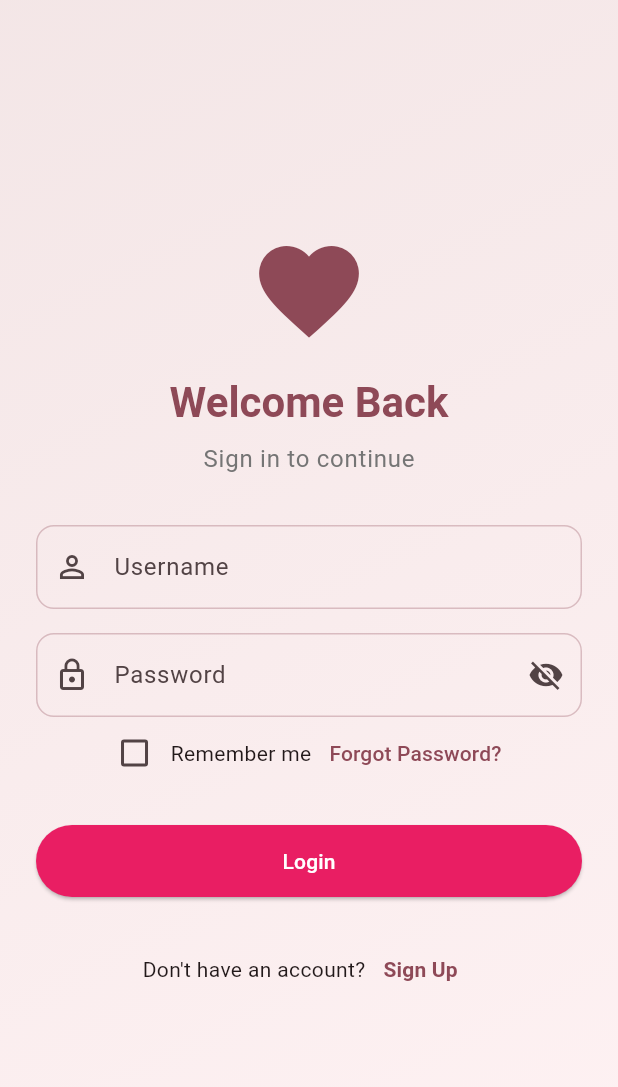
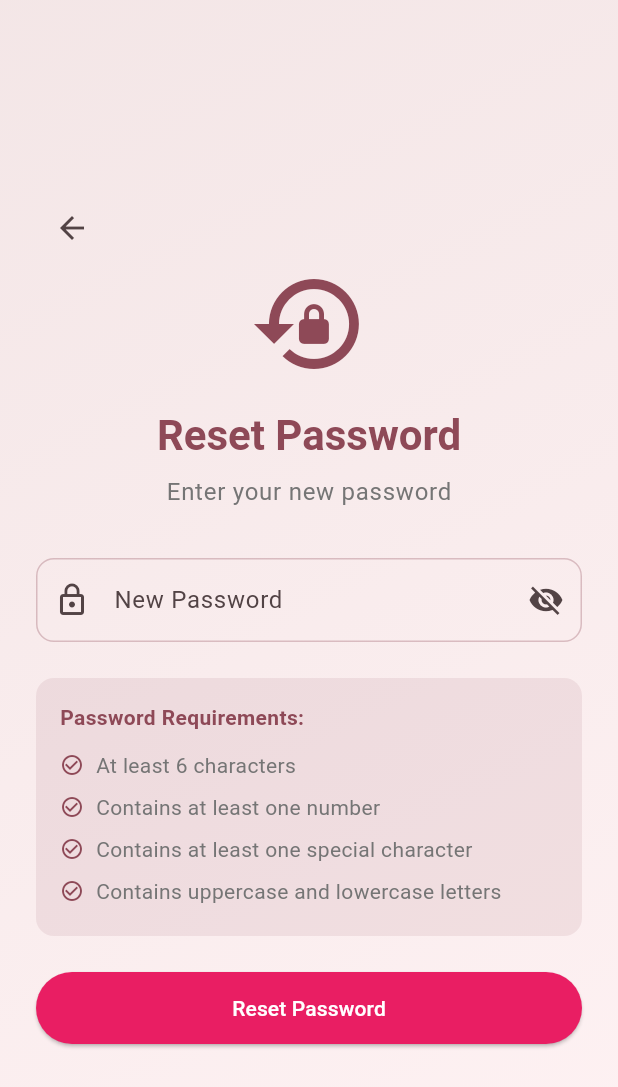
Before and after one commit to ombhut175/heart_bridge, a Flutter app: the LoginPage screen opened directly, after a tap on "Forgot Password?", on a phone screen of 412 x 824 dp. Shown: the top 1087 px of the screen. Run offline on Flutter 3.47's test engine with Material 3 defaults, Android fonts, the phone set to English and light mode, and no system bars; our stand-ins replace curved_navigation_bar, flutter_staggered_animations, shared_preferences, sqflite; accounts and stored records are empty; Roboto replaces fonts that are missing (Hind).

Commit message:
forgot_password.dart

```diff
--- /dev/null
+++ b/lib/auth/forgot_password.dart
@@ -0,0 +1,272 @@
+import 'package:flutter/material.dart';
+import 'package:matrimony_app/utils/animated_tick.dart';
+import 'package:matrimony_app/utils/string_const.dart';
+import 'package:shared_preferences/shared_preferences.dart';
+
+class ForgotPasswordPage extends StatefulWidget {
+  const ForgotPasswordPage({super.key});
+
+  @override
+  State<ForgotPasswordPage> createState() => _ForgotPasswordPageState();
+}
+
+class _ForgotPasswordPageState extends State<ForgotPasswordPage> {
+  final _formKey = GlobalKey<FormState>();
+  final _passwordController = TextEditingController();
+  bool _obscureText = true;
+
+  @override
+  void dispose() {
+    _passwordController.dispose();
+    super.dispose();
+  }
+
+  Future<void> handleResetPassWord() async {
+    SharedPreferences preferences = await SharedPreferences.getInstance();
+    await preferences.setString(PASSWORD, _passwordController.text.toString());
+
+    showGreenSnackBar(context, "Password reset successful");
+
+    Navigator.pop(context);
+  }
+
+  @override
+  Widget build(BuildContext context) {
+    return Scaffold(
+      body: Container(
+        decoration: BoxDecoration(
+          gradient: LinearGradient(
+            begin: Alignment.topLeft,
+            end: Alignment.bottomRight,
+            colors: [
+              Theme.of(context).colorScheme.primary.withOpacity(0.1),
+              Theme.of(context).colorScheme.secondary.withOpacity(0.1),
+            ],
+          ),
+        ),
+        child: SafeArea(
+          child: Center(
+            child: SingleChildScrollView(
+              padding: const EdgeInsets.all(24.0),
+              child: Column(
+                mainAxisAlignment: MainAxisAlignment.center,
+                children: [
+                  // Back Button
+                  Align(
+                    alignment: Alignment.centerLeft,
+                    child: IconButton(
+                      icon: const Icon(Icons.arrow_back),
+                      onPressed: () => Navigator.pop(context),
+                    ),
+                  ),
+
+                  // Lock Icon
+                  Icon(
+                    Icons.lock_reset,
+                    size: 80,
+                    color: Theme.of(context).colorScheme.primary,
+                  ),
+                  const SizedBox(height: 16),
+
+                  // Title
+                  Text(
+                    'Reset Password',
+                    style: Theme.of(context).textTheme.headlineMedium?.copyWith(
+                          color: Theme.of(context).colorScheme.primary,
+                          fontWeight: FontWeight.bold,
+                        ),
+                  ),
+                  const SizedBox(height: 8),
+
+                  // Subtitle
+                  Text(
+                    'Enter your new password',
+                    style: Theme.of(context).textTheme.bodyLarge?.copyWith(
+                          color: Colors.grey[600],
+                        ),
+                  ),
+                  const SizedBox(height: 32),
+
+                  // Password Form
+                  Form(
+                    key: _formKey,
+                    child: Column(
+                      children: [
+                        // New Password Field
+                        TextFormField(
+                          controller: _passwordController,
+                          obscureText: _obscureText,
+                          decoration: InputDecoration(
+                            labelText: 'New Password',
+                            hintText: 'Enter your new password',
+                            prefixIcon: const Icon(Icons.lock_outline),
+                            suffixIcon: IconButton(
+                              icon: Icon(
+                                _obscureText
+                                    ? Icons.visibility_off
+                                    : Icons.visibility,
+                              ),
+                              onPressed: () {
+                                setState(() {
+                                  _obscureText = !_obscureText;
+                                });
+                              },
+                            ),
+                            border: OutlineInputBorder(
+                              borderRadius: BorderRadius.circular(12),
+                            ),
+                            enabledBorder: OutlineInputBorder(
+                              borderRadius: BorderRadius.circular(12),
+                              borderSide: BorderSide(
+                                color: Theme.of(context)
+                                    .colorScheme
+                                    .primary
+                                    .withOpacity(0.3),
+                              ),
+                            ),
+                            focusedBorder: OutlineInputBorder(
+                              borderRadius: BorderRadius.circular(12),
+                              borderSide: BorderSide(
+                                color: Theme.of(context).colorScheme.primary,
+                                width: 2,
+                              ),
+                            ),
+                          ),
+                          validator: (value) {
+                            if (value == null || value.isEmpty) {
+                              return 'Please enter a new password';
+                            }
+                            if (value.length < 6) {
+                              return 'Password must be at least 6 characters';
+                            }
+                            // Add more password validation if needed
+                            return null;
+                          },
+                        ),
+                        const SizedBox(height: 24),
+
+                        // Password Requirements
+                        Container(
+                          padding: const EdgeInsets.all(16),
+                          decoration: BoxDecoration(
+                            color: Theme.of(context)
+                                .colorScheme
+                                .primary
+                                .withOpacity(0.1),
+                            borderRadius: BorderRadius.circular(12),
+                          ),
+                          child: Column(
+                            crossAxisAlignment: CrossAxisAlignment.start,
+                            children: [
+                              Text(
+                                'Password Requirements:',
+                                style: TextStyle(
+                                  fontWeight: FontWeight.bold,
+                                  color: Theme.of(context).colorScheme.primary,
+                                ),
+                              ),
+                              const SizedBox(height: 8),
+                              _buildRequirement('At least 6 characters'),
+                              _buildRequirement('Contains at least one number'),
+                              _buildRequirement(
+                                  'Contains at least one special character'),
+                              _buildRequirement(
+                                  'Contains uppercase and lowercase letters'),
+                            ],
+                          ),
+                        ),
+                        const SizedBox(height: 24),
+
+                        // Reset Password Button
+                        SizedBox(
+                          width: double.infinity,
+                          height: 48,
+                          child: ElevatedButton(
+                            onPressed: () {
+                              if (_formKey.currentState!.validate()) {
+                                // Show success dialog
+                                _showSuccessDialog(context);
+                              }
+                            },
+                            child: const Text('Reset Password'),
+                          ),
+                        ),
+                      ],
+                    ),
+                  ),
+                ],
+              ),
+            ),
+          ),
+        ),
+      ),
+    );
+  }
+
+  Widget _buildRequirement(String text) {
+    return Padding(
+      padding: const EdgeInsets.symmetric(vertical: 4),
+      child: Row(
+        children: [
+          Icon(
+            Icons.check_circle_outline,
+            size: 16,
+            color: Theme.of(context).colorScheme.primary,
+          ),
+          const SizedBox(width: 8),
+          Expanded(
+            child: Text(
+              text,
+              style: TextStyle(
+                color: Colors.grey[600],
+                fontSize: 14,
+              ),
+            ),
+          ),
+        ],
+      ),
+    );
+  }
+
+  void _showSuccessDialog(BuildContext context) {
+    showDialog(
+      context: context,
+      builder: (BuildContext context) {
+        return AlertDialog(
+          shape: RoundedRectangleBorder(
+            borderRadius: BorderRadius.circular(15),
+          ),
+          title: Row(
+            children: [
+              Icon(
+                Icons.check_circle,
+                color: Theme.of(context).colorScheme.primary,
+              ),
+              const SizedBox(width: 8),
+              const Text('Success'),
+            ],
+          ),
+          content: const Text(
+            'Your password has been reset successfully. Please login with your new password.',
+          ),
+          actions: [
+            ElevatedButton(
+              onPressed: () {
+                Navigator.of(context).pop(); // Close dialog
+                Navigator.of(context).pop(); // Go back to login page
+              },
+              style: ElevatedButton.styleFrom(
+                backgroundColor: Theme.of(context).colorScheme.primary,
+                foregroundColor: Colors.white,
+                shape: RoundedRectangleBorder(
+                  borderRadius: BorderRadius.circular(8),
+                ),
+              ),
+              child: const Text('Back to Login'),
+            ),
+          ],
+        );
+      },
+    );
+  }
+}
--- a/lib/auth/login_page.dart
+++ b/lib/auth/login_page.dart
@@ -1,4 +1,5 @@
 import 'package:flutter/material.dart';
+import 'package:matrimony_app/auth/forgot_password.dart';
 import 'package:matrimony_app/auth/signup_page.dart';
 import 'package:matrimony_app/dashboard/dashboard_screen_bottom_navigation_bar.dart';
 import 'package:matrimony_app/list_view/list_view.dart';
@@ -53,7 +54,14 @@ class _LoginPageState extends State<LoginPage> {
         return DashboardScreenBottomNavigationBar();
       },
     ));
+  }
 
+  void handleForgotPassword() {
+    Navigator.push(
+        context,
+        MaterialPageRoute(
+          builder: (context) => ForgotPasswordPage(),
+        ));
   }
 
   void navigateToSignUp() {
@@ -232,9 +240,7 @@ class _LoginPageState extends State<LoginPage> {
                               ],
                             ),
                             TextButton(
-                              onPressed: () {
-                                // Handle forgot password
-                              },
+                              onPressed: handleForgotPassword,
                               child: const Text('Forgot Password?'),
                             ),
                           ],
```
Also changed, not shown: lib/auth/signup_page.dart (+12 -1 lines), lib/design/welcome_screen.dart (+15 -8 lines), lib/user/profile_page.dart (+41 -8 lines), lib/utils/animated_tick.dart (added, +78 -0 lines).
